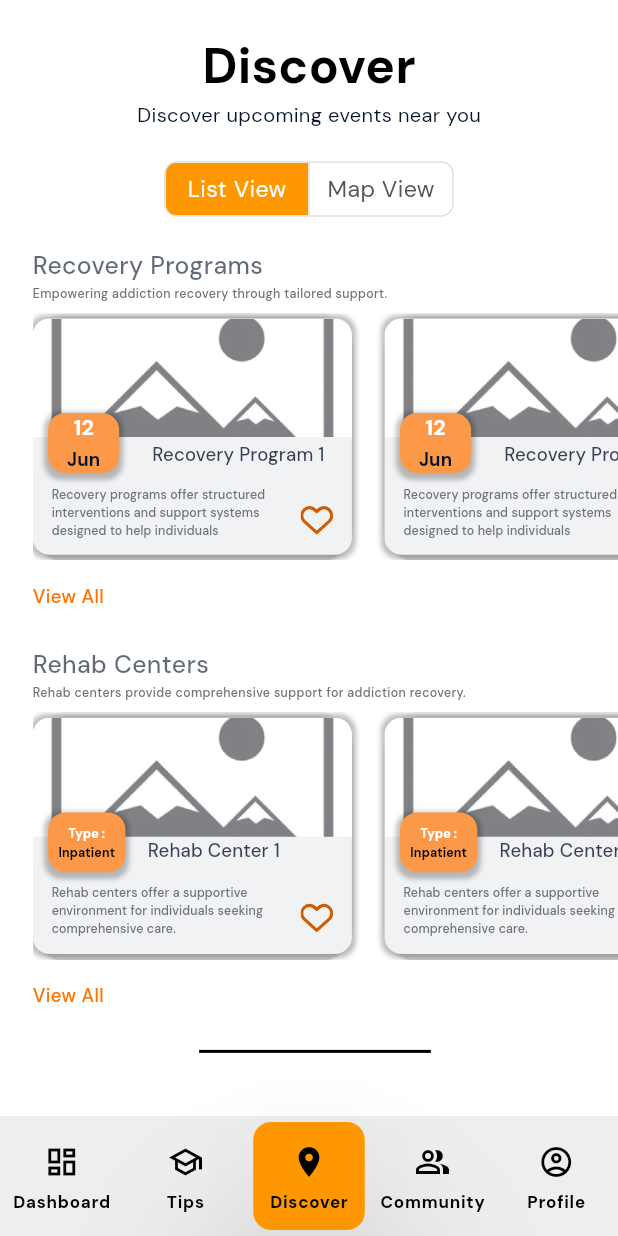
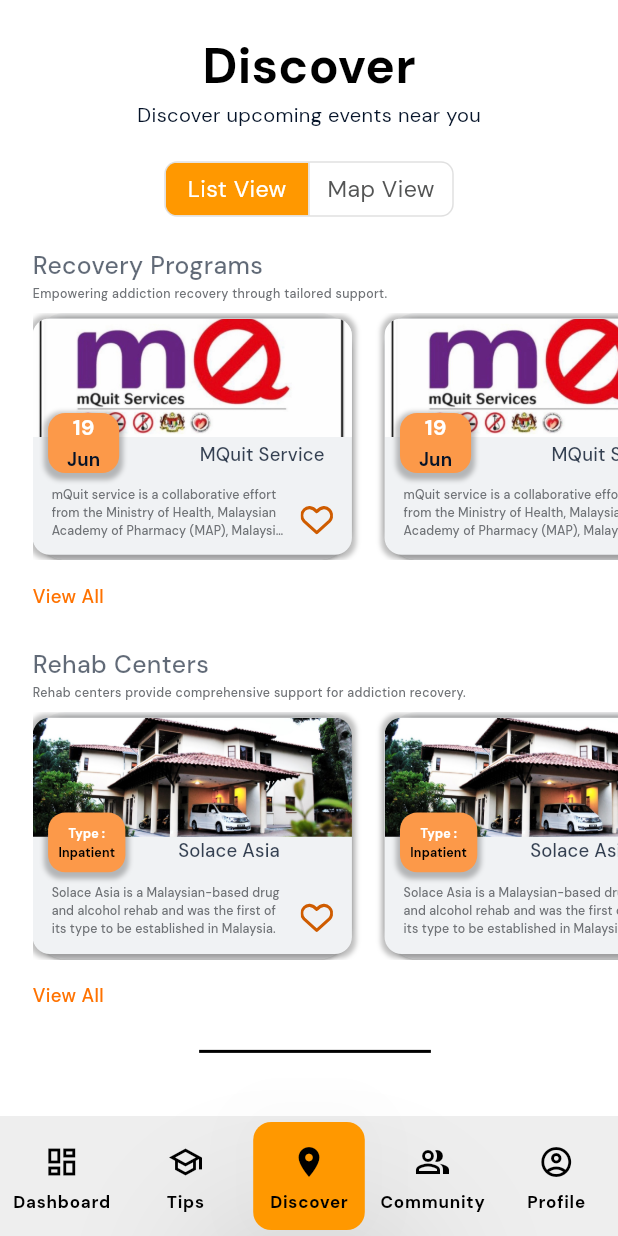
Before and after one commit to abdulla056/ThriveQuit, a Flutter app: the screen it shows after launch, item 3 of the bottom bar chosen, on a phone screen of 412 x 824 dp. Run offline on Flutter 3.47's test engine with Material 3 defaults, Android fonts, the phone set to English and light mode, and no system bars; our stand-ins replace cached_network_image, flutter_svg, google_maps_flutter, outline_gradient_button, table_calendar.

Commit message:
discover page fix

```diff
--- a/lib/core/utils/image_constant.dart
+++ b/lib/core/utils/image_constant.dart
@@ -181,9 +181,13 @@ class ImageConstant {
 
   static String imgPhoneButton = '$imagePath/img_phone_button.svg';
 
+  static String rehabCenterImage = '$imagePath/rehab_center_image1.png';
+
   static String imgInstagram = '$imagePath/img_instagram.svg';
 
   static String imgFacebook = '$imagePath/img_facebook.svg';
+
+    static String mquitServiceImg = '$imagePath/mquit_service.png';
 
   static String imgTwitterMediaTwitterSocial =
       '$imagePath/img_twitter_media_twitter_social.svg';
--- a/lib/presentation/discover_list_view_page/widgets/rehabcenter_item_widget.dart
+++ b/lib/presentation/discover_list_view_page/widgets/rehabcenter_item_widget.dart
@@ -12,7 +12,12 @@ class RehabcenterItemWidget extends StatelessWidget {
   Widget build(BuildContext context) {
     return ElevatedButton(
       onPressed: () => Navigator.pushNamed(context, AppRoutes.discoverIndividualDetailedViewRehabCentersScreen),
-      child: Container(
+      child: _buildRehabCenter("Solace Asia", "Inpatient", "Solace Asia is a Malaysian-based drug and alcohol rehab and was the first of its type to be established in Malaysia."),
+    );
+  }
+
+  Container _buildRehabCenter(String name, String type, String description) {
+    return Container(
       decoration: AppDecoration.outlineBlack900015.copyWith(
         borderRadius: BorderRadiusStyle.roundedBorder10,
       ),
@@ -27,7 +32,7 @@ class RehabcenterItemWidget extends StatelessWidget {
               alignment: Alignment.bottomRight,
               children: [
                 CustomImageView(
-                    imagePath: ImageConstant.imgImage3,
+                  imagePath: ImageConstant.rehabCenterImage,
                   height: 77.v,
                   width: 186.h,
                   radius: BorderRadius.vertical(
@@ -43,7 +48,7 @@ class RehabcenterItemWidget extends StatelessWidget {
                       bottom: 5.v,
                     ),
                     child: Text(
-                        "Rehab Center 1",
+                      name,
                       style: CustomTextStyles.labelLargeDMSansGray900_2,
                     ),
                   ),
@@ -67,7 +72,7 @@ class RehabcenterItemWidget extends StatelessWidget {
                         ),
                         SizedBox(height: 1.v),
                         Text(
-                            "Inpatient",
+                          type,
                           style: CustomTextStyles.labelSmallBlack90001,
                         ),
                       ],
@@ -84,7 +89,7 @@ class RehabcenterItemWidget extends StatelessWidget {
               SizedBox(
                 width: 134.h,
                 child: Text(
-                    "Rehab centers offer a supportive environment for individuals seeking comprehensive care.",
+                  description,
                   maxLines: 3,
                   overflow: TextOverflow.ellipsis,
                   style: CustomTextStyles.labelSmallGray600,
@@ -104,7 +109,6 @@ class RehabcenterItemWidget extends StatelessWidget {
           SizedBox(height: 11.v),
         ],
       ),
-      ),
     );
   }
 }
--- a/lib/presentation/discover_list_view_page/widgets/userprofile1_item_widget.dart
+++ b/lib/presentation/discover_list_view_page/widgets/userprofile1_item_widget.dart
@@ -27,7 +27,7 @@ class Userprofile1ItemWidget extends StatelessWidget {
                 alignment: Alignment.bottomRight,
                 children: [
                   CustomImageView(
-                    imagePath: ImageConstant.imgImage3,
+                    imagePath: ImageConstant.mquitServiceImg,
                     height: 77.v,
                     width: 186.h,
                     radius: BorderRadius.vertical(
@@ -43,7 +43,7 @@ class Userprofile1ItemWidget extends StatelessWidget {
                         bottom: 3.v,
                       ),
                       child: Text(
-                        "Recovery Program 1",
+                        "MQuit Service",
                         style: CustomTextStyles.labelLargeDMSansGray900_2,
                       ),
                     ),
@@ -61,7 +61,7 @@ class Userprofile1ItemWidget extends StatelessWidget {
                         mainAxisAlignment: MainAxisAlignment.center,
                         children: [
                           Text(
-                            "12",
+                            "19",
                             style: CustomTextStyles.titleSmallWhiteA70014,
                           ),
                           SizedBox(height: 1.v),
@@ -83,7 +83,7 @@ class Userprofile1ItemWidget extends StatelessWidget {
                 SizedBox(
                   width: 135.h,
                   child: Text(
-                    "Recovery programs offer structured interventions and support systems designed to help individuals ",
+                    "mQuit service is a collaborative effort from the Ministry of Health, Malaysian Academy of Pharmacy (MAP), Malaysian Pharmacists Society (MPS) and various other partners.",
                     maxLines: 3,
                     overflow: TextOverflow.ellipsis,
                     style: CustomTextStyles.labelSmallGray600,
--- a/lib/presentation/discover_map_view_page/discover_map_view_page.dart
+++ b/lib/presentation/discover_map_view_page/discover_map_view_page.dart
@@ -87,7 +87,7 @@ class DiscoverMapViewPageState extends State<DiscoverMapViewPage>
       mapController = controller;
 
       // Add markers to the map
-      _addMarker(LatLng(3.0648, 101.616), 'Recovery Program 1', 'Its a really good recovery program');
+      _addMarker(LatLng(3.1722596082070345, 101.66640681656379), 'Solace Asia', 'Solace Asia is a Malaysian-based drug and alcohol rehab and was the first of its type to be established in Malaysia.');
       _addMarker(LatLng(3.0658, 101.626), 'Rehab Center 1', 'Its a really good rehab center');
       _addMarker(LatLng(3.0638, 101.606), 'Recovery Program 2', 'Its a really good recovery program');
     });
```
Also changed, not shown: lib/presentation/discover_individual_detailed_view_rehab_centers_screen/discover_individual_detailed_view_rehab_centers_screen.dart (+6 -39 lines), lib/presentation/discover_indvidual_detailed_view_recovery_programs_screen/discover_indvidual_detailed_view_recovery_programs_screen.dart (+5 -31 lines), lib/presentation/discover_list_view_page/discover_list_view_page.dart (+0 -26 lines), assets/images/mquit_service.png (added), assets/images/rehab_center_image1.png (added), 1 other file. Lines whose indentation alone changed are shown as unchanged.
